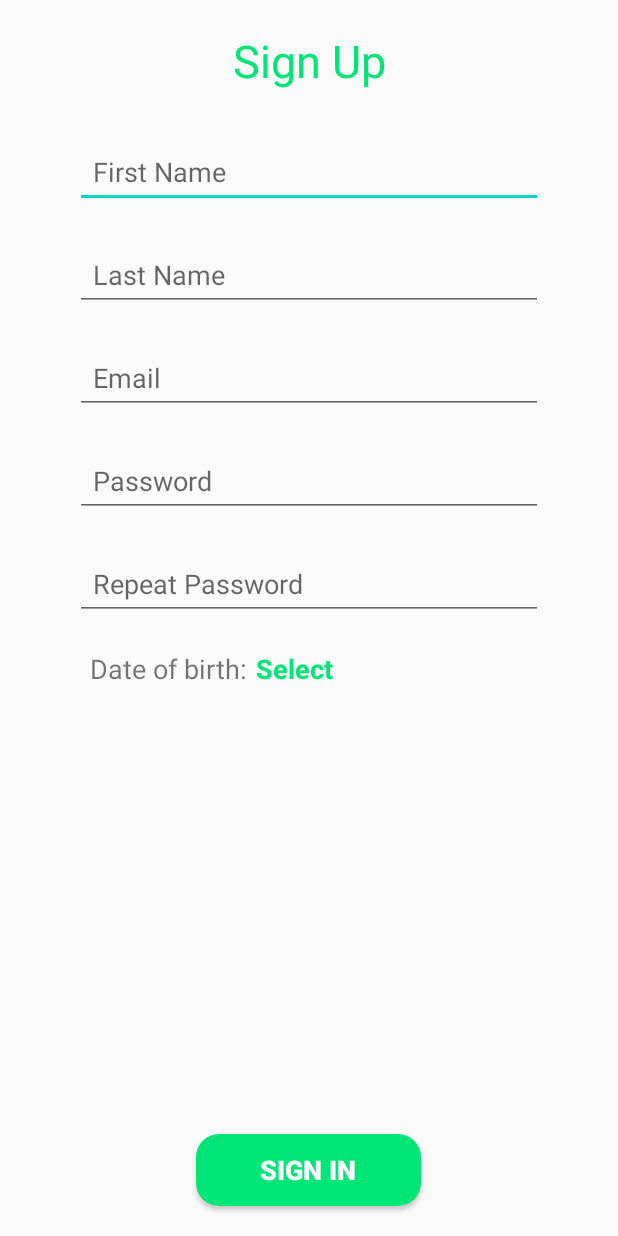
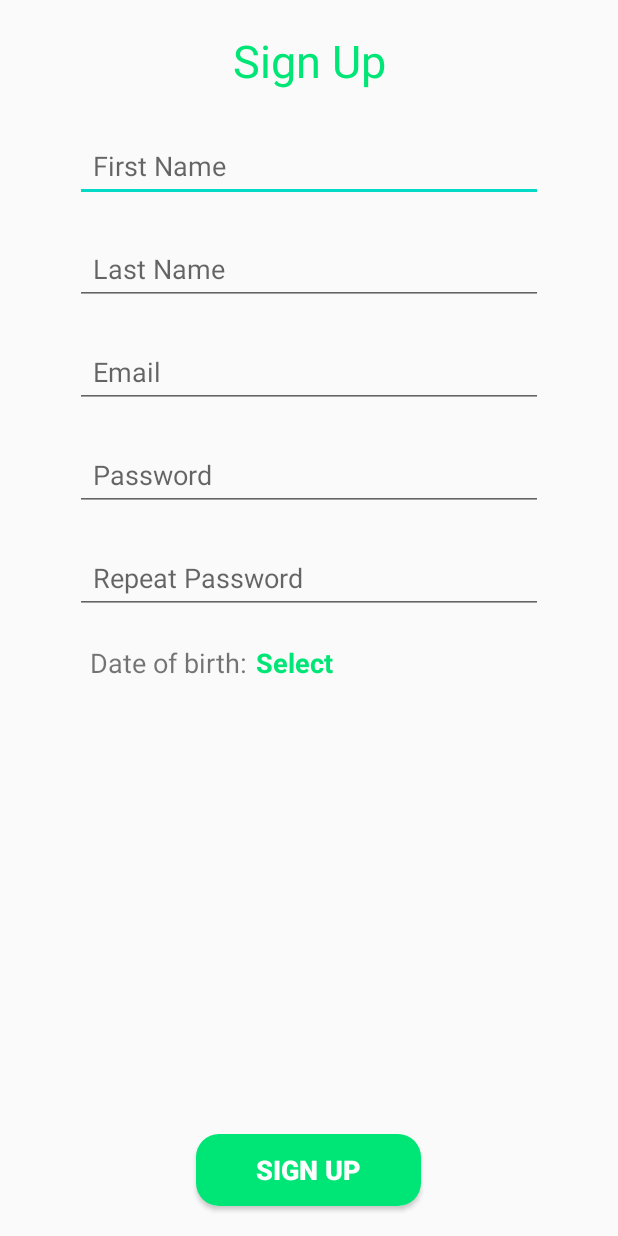
Before and after one commit to BSkura98/MyMemories, an Android app: the RegisterActivity screen opened directly, with no data from a screen before it, on a phone screen of 412 x 824 dp. Run offline under Robolectric (Android 15) with nearby library versions, the phone set to English and light mode, and no system bars; Roboto replaces fonts that are not available here.

Commit message:
[Mobile App] Started registration implementation

```diff
--- a/MobileApplication/app/src/main/res/layout/activity_register.xml
+++ b/MobileApplication/app/src/main/res/layout/activity_register.xml
@@ -21,7 +21,7 @@
             android:layout_height="match_parent">
 
             <EditText
-                android:id="@+id/editText7"
+                android:id="@+id/repeatPasswordEditText"
                 android:layout_width="match_parent"
                 android:layout_height="wrap_content"
                 android:layout_marginStart="50dp"
@@ -36,10 +36,10 @@
                 android:padding="12dp"
                 app:layout_constraintEnd_toEndOf="parent"
                 app:layout_constraintStart_toStartOf="parent"
-                app:layout_constraintTop_toBottomOf="@+id/editText2" />
+                app:layout_constraintTop_toBottomOf="@+id/passwordEditText" />
 
             <EditText
-                android:id="@+id/editText6"
+                android:id="@+id/lastNameEditText"
                 android:layout_width="match_parent"
                 android:layout_height="wrap_content"
                 android:layout_marginStart="50dp"
@@ -53,10 +53,10 @@
                 android:padding="12dp"
                 app:layout_constraintEnd_toEndOf="parent"
                 app:layout_constraintStart_toStartOf="parent"
-                app:layout_constraintTop_toBottomOf="@+id/editText5" />
+                app:layout_constraintTop_toBottomOf="@+id/firstNameEditText" />
 
             <EditText
-                android:id="@+id/editText"
+                android:id="@+id/emailEditText"
                 android:layout_width="match_parent"
                 android:layout_height="wrap_content"
                 android:layout_marginStart="50dp"
@@ -71,7 +71,7 @@
                 android:padding="12dp"
                 app:layout_constraintEnd_toEndOf="parent"
                 app:layout_constraintStart_toStartOf="parent"
-                app:layout_constraintTop_toBottomOf="@+id/editText6" />
+                app:layout_constraintTop_toBottomOf="@+id/lastNameEditText" />
 
             <TextView
                 android:id="@+id/textView6"
@@ -83,24 +83,25 @@
                 android:text="Date of birth:"
                 android:textSize="18sp"
                 app:layout_constraintStart_toStartOf="parent"
-                app:layout_constraintTop_toBottomOf="@+id/editText7" />
+                app:layout_constraintTop_toBottomOf="@+id/repeatPasswordEditText" />
 
             <TextView
-                android:id="@+id/textView5"
+                android:id="@+id/birthdayTextView"
                 android:layout_width="wrap_content"
                 android:layout_height="wrap_content"
                 android:layout_marginStart="6dp"
                 android:layout_marginLeft="6dp"
                 android:layout_marginTop="20dp"
+                android:clickable="true"
                 android:text="Select"
                 android:textColor="@color/colorPrimary"
                 android:textSize="18sp"
                 android:textStyle="bold"
                 app:layout_constraintStart_toEndOf="@+id/textView6"
-                app:layout_constraintTop_toBottomOf="@+id/editText7" />
+                app:layout_constraintTop_toBottomOf="@+id/repeatPasswordEditText" />
 
             <EditText
-                android:id="@+id/editText2"
+                android:id="@+id/passwordEditText"
                 android:layout_width="match_parent"
                 android:layout_height="wrap_content"
                 android:layout_marginStart="50dp"
@@ -115,15 +116,15 @@
                 android:padding="12dp"
                 app:layout_constraintEnd_toEndOf="parent"
                 app:layout_constraintStart_toStartOf="parent"
-                app:layout_constraintTop_toBottomOf="@+id/editText" />
+                app:layout_constraintTop_toBottomOf="@+id/emailEditText" />
 
             <EditText
-                android:id="@+id/editText5"
+                android:id="@+id/firstNameEditText"
                 android:layout_width="match_parent"
                 android:layout_height="wrap_content"
                 android:layout_marginStart="50dp"
                 android:layout_marginLeft="50dp"
-                android:layout_marginTop="20dp"
+                android:layout_marginTop="16dp"
                 android:layout_marginEnd="50dp"
                 android:layout_marginRight="50dp"
                 android:ems="10"
@@ -131,6 +132,7 @@
                 android:inputType="textPersonName"
                 android:padding="12dp"
                 app:layout_constraintEnd_toEndOf="parent"
+                app:layout_constraintHorizontal_bias="1.0"
                 app:layout_constraintStart_toStartOf="parent"
                 app:layout_constraintTop_toTopOf="parent" />
         </androidx.constraintlayout.widget.ConstraintLayout>
@@ -149,11 +151,11 @@
         app:layout_constraintTop_toTopOf="parent" />
 
     <Button
-        android:id="@+id/signInButton"
+        android:id="@+id/signUpButton"
         style="@style/ButtonStyle"
         android:layout_width="150dp"
         android:layout_marginBottom="20dp"
-        android:text="Sign In"
+        android:text="Sign Up"
         android:textStyle="bold"
         app:layout_constraintBottom_toBottomOf="parent"
         app:layout_constraintEnd_toEndOf="parent"
```
Also changed, not shown: MobileApplication/app/src/main/java/com/bartlomiejskura/mymemories/RegisterActivity.java (+113 -0 lines), MobileApplication/app/src/main/java/com/bartlomiejskura/mymemories/model/User.java (+4 -4 lines), MobileApplication/app/src/main/java/com/bartlomiejskura/mymemories/services/UserService.java (+7 -2 lines).
